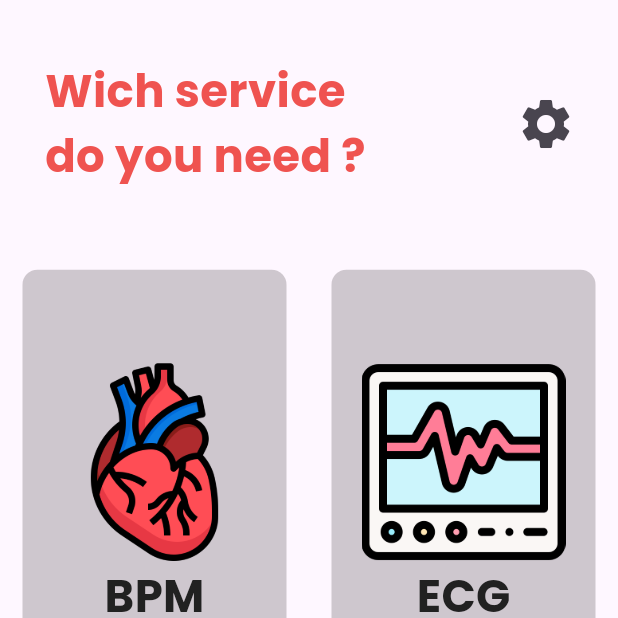
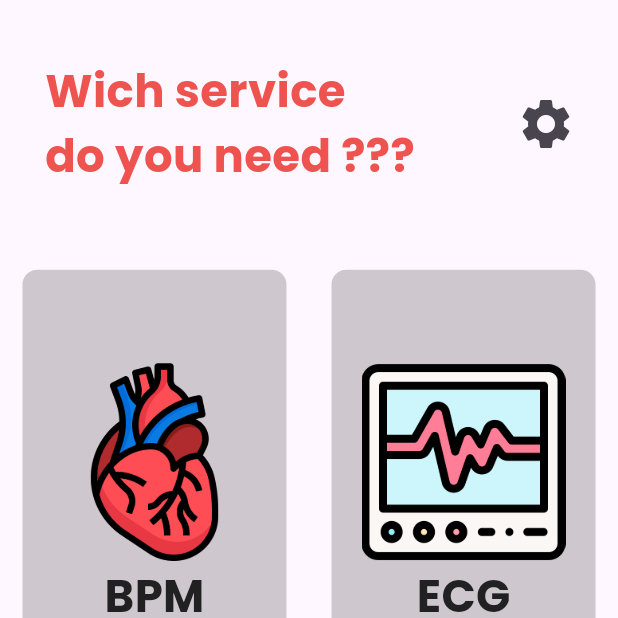
Before and after one commit to Luka29n/stethoscope, a Flutter app: the screen it shows after launch, on a phone screen of 412 x 824 dp, the top half of it. Run offline on Flutter 3.47's test engine with Material 3 defaults, Android fonts, the light colour scheme and no system bars; our stand-ins replace google_fonts.

Commit message:
test lenny

```diff
--- a/lib/main.dart
+++ b/lib/main.dart
@@ -37,7 +37,7 @@ class HomePage extends StatelessWidget {
               children: [
               Padding(
                     padding: const EdgeInsets.all(30),
-                    child: Text("Wich service \ndo you need ?",style: GoogleFonts.poppins(fontSize: 30,fontWeight: FontWeight.bold,color: Colors.red[400]),),
+                    child: Text("Wich service \ndo you need ???",style: GoogleFonts.poppins(fontSize: 30,fontWeight: FontWeight.bold,color: Colors.red[400]),),
                   ),
                 Padding(
                   padding: const EdgeInsets.only(right: 20),
```
